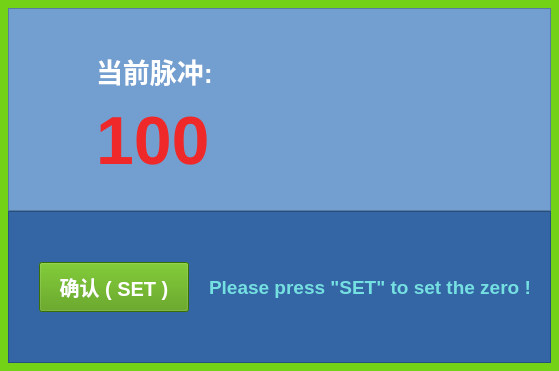
Old version of the form frm/Frm_parameterSettingsPop.ui in the repository lvxiaowei/linux_lcCode.
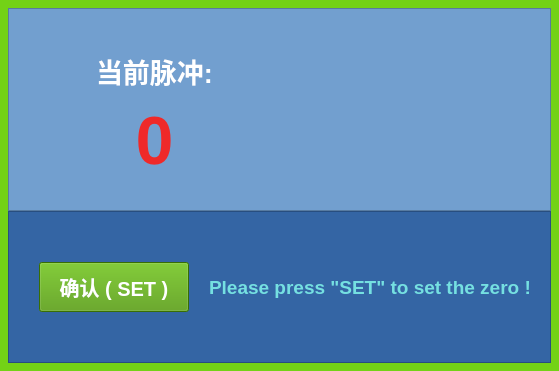
New version of the form. The open tabs and pages were chosen to show the change. Icons and pictures are not drawn.

```diff
--- a/frm/Frm_parameterSettingsPop.ui
+++ b/frm/Frm_parameterSettingsPop.ui
@@ -348,7 +348,10 @@
              <string notr="true">color: rgb(239, 41, 41);</string>
             </property>
             <property name="text">
-             <string>100</string>
+             <string>0</string>
+            </property>
+            <property name="alignment">
+             <set>Qt::AlignCenter</set>
             </property>
            </widget>
           </item>
```
